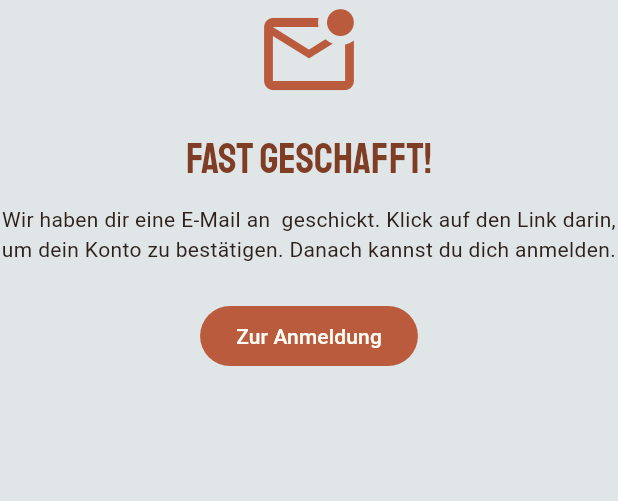
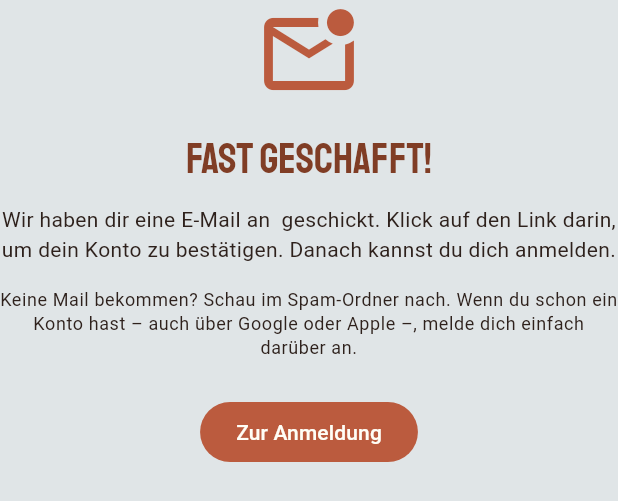
Before and after one commit to AlexusLorenz/lovelapp, a Flutter app: the _CheckYourMail widget shown alone on an empty page, opened directly with empty values, on a phone screen of 412 x 824 dp. Shown: the top 501 px of the screen. Run offline on Flutter 3.47's test engine with Material 3 defaults, Android fonts, the phone set to English and light mode, and no system bars; our stand-ins replace flutter_riverpod, geolocator, go_router, material_ui, supabase_flutter; missing offline and left inert: flame; accounts and stored records are empty.

Commit message:
Registrierung: Hinweis, wenn keine Bestätigungsmail kommt
Bei bereits vorhandener Adresse (z. B. über Google angelegt) schickt
Supabase absichtlich keine Mail. Der Bestätigungsbildschirm weist jetzt
darauf hin, sich dann direkt anzumelden.

Co-Authored-By: Claude Opus 5.5 <noreply@anthropic.com>
Claude-Session: https://claude.ai/code/session_017ukCFhcQZVyyBhpSwMdwCB

```diff
--- a/lib/features/auth/sign_up_screen.dart
+++ b/lib/features/auth/sign_up_screen.dart
@@ -218,6 +218,16 @@ class _CheckYourMail extends StatelessWidget {
           'Danach kannst du dich anmelden.',
           textAlign: TextAlign.center,
         ),
+        const SizedBox(height: 16),
+        // Supabase verrät aus Datenschutzgründen nicht, ob es die Adresse
+        // schon gibt – dann kommt auch keine Mail. Darauf hinweisen.
+        Text(
+          'Keine Mail bekommen? Schau im Spam-Ordner nach. Wenn du schon ein '
+          'Konto hast – auch über Google oder Apple –, melde dich einfach '
+          'darüber an.',
+          textAlign: TextAlign.center,
+          style: theme.textTheme.bodySmall,
+        ),
         const SizedBox(height: 24),
         FilledButton(
           onPressed: () => context.go(Routes.signIn),
```
